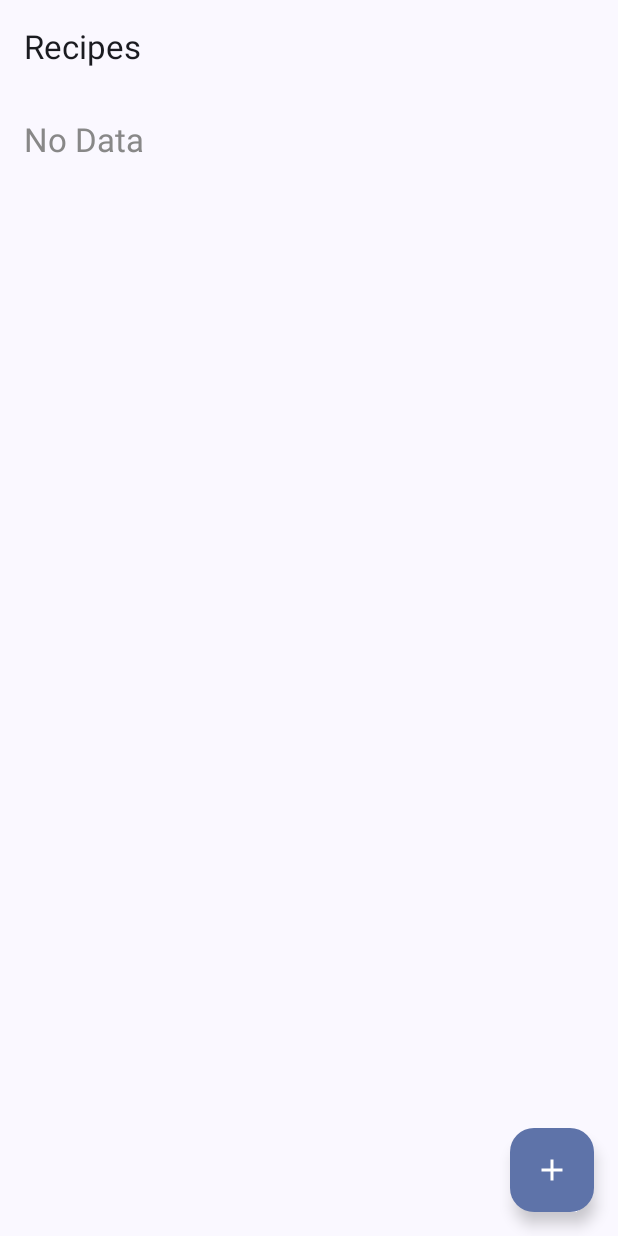
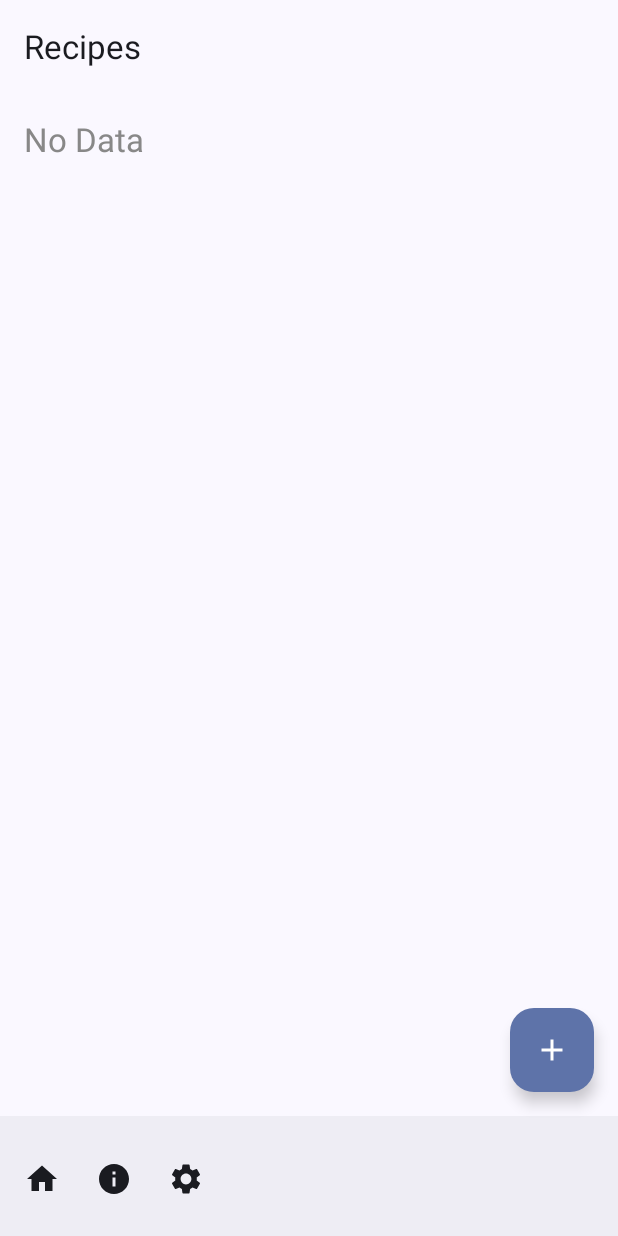
Before and after one commit to NeonBurst/DeliciousAndy, an Android app built with Jetpack Compose: the screen it shows after launch (MainActivity), on a phone screen of 412 x 824 dp. Run offline under Robolectric (Android 15) with nearby library versions, the phone set to English and light mode, and no system bars.

Commit message:
Feature/bottom bar (#23)
* Updated icon

* Added bottom bar

---------

Co-authored-by: Nestor <nestorchaoberger@gmail.com>

```diff
--- a/app/src/main/kotlin/com/example/deliciousandy/MainActivity.kt
+++ b/app/src/main/kotlin/com/example/deliciousandy/MainActivity.kt
@@ -14,6 +14,10 @@ import androidx.compose.foundation.lazy.items
 import androidx.compose.foundation.text.KeyboardOptions
 import androidx.compose.material.icons.Icons
 import androidx.compose.material.icons.filled.Add
+import androidx.compose.material.icons.filled.Home
+import androidx.compose.material.icons.filled.Info
+import androidx.compose.material.icons.filled.Settings
+import androidx.compose.material3.BottomAppBar
 import androidx.compose.material3.Button
 import androidx.compose.material3.ButtonDefaults
 import androidx.compose.material3.Card
@@ -21,6 +25,7 @@ import androidx.compose.material3.Divider
 import androidx.compose.material3.ExperimentalMaterial3Api
 import androidx.compose.material3.FloatingActionButton
 import androidx.compose.material3.Icon
+import androidx.compose.material3.IconButton
 import androidx.compose.material3.MaterialTheme
 import androidx.compose.material3.Scaffold
 import androidx.compose.material3.Text
@@ -32,7 +37,6 @@ import androidx.compose.runtime.remember
 import androidx.compose.runtime.setValue
 import androidx.compose.ui.Modifier
 import androidx.compose.ui.graphics.Color
-import androidx.compose.ui.text.TextStyle
 import androidx.compose.ui.text.input.KeyboardType
 import androidx.compose.ui.text.style.TextAlign
 import androidx.compose.ui.unit.dp
@@ -69,6 +73,22 @@ class MainActivity : ComponentActivity() {
                         FloatingActionButton(onClick = { showAddUI = !showAddUI }) {
                             Icon(Icons.Filled.Add, "Add button")
                         }
+
+
+                    },
+                    bottomBar = { BottomAppBar(
+                        actions = {
+                        IconButton(onClick = { /* do something */ }) {
+                            Icon(Icons.Filled.Home, contentDescription = "Localized description")
+                        }
+                        IconButton(onClick = { /* do something */ }) {
+                            Icon(Icons.Filled.Info, contentDescription = "Localized description")
+                        }
+                        IconButton(onClick = { /* do something */ }) {
+                                Icon(Icons.Filled.Settings, contentDescription = "Localized description")
+                        }
+                      }
+                    )
                     },
                     modifier = Modifier.fillMaxSize(),
                     containerColor = MaterialTheme.colorScheme.background
@@ -78,7 +98,7 @@ class MainActivity : ComponentActivity() {
                         modifier = Modifier
                             .padding(padding)
                     ) {
-                        if (recipeList.size > 0) {
+                        if (recipeList.isNotEmpty()) {
                             LazyColumn {
                                 items(recipeList) { sample ->
                                     RecipeCard(sample)
```
